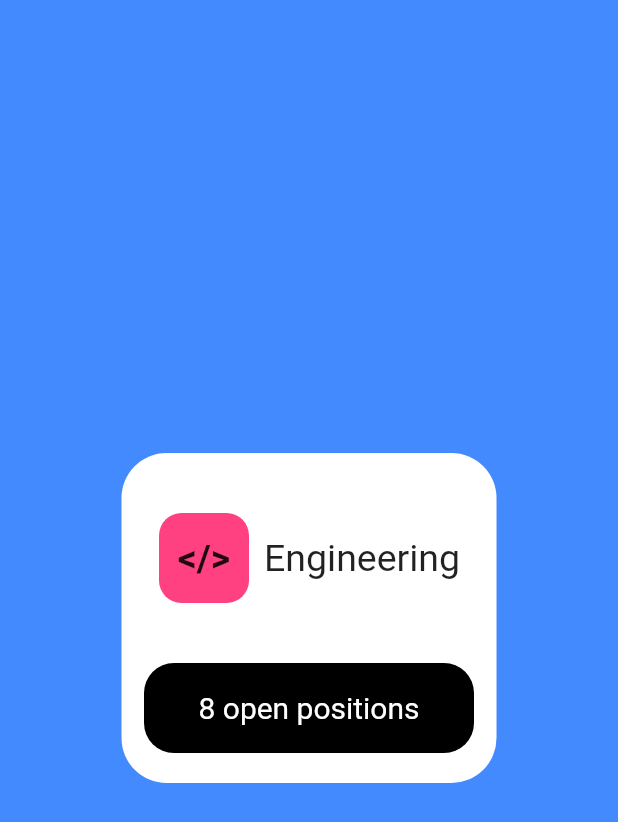
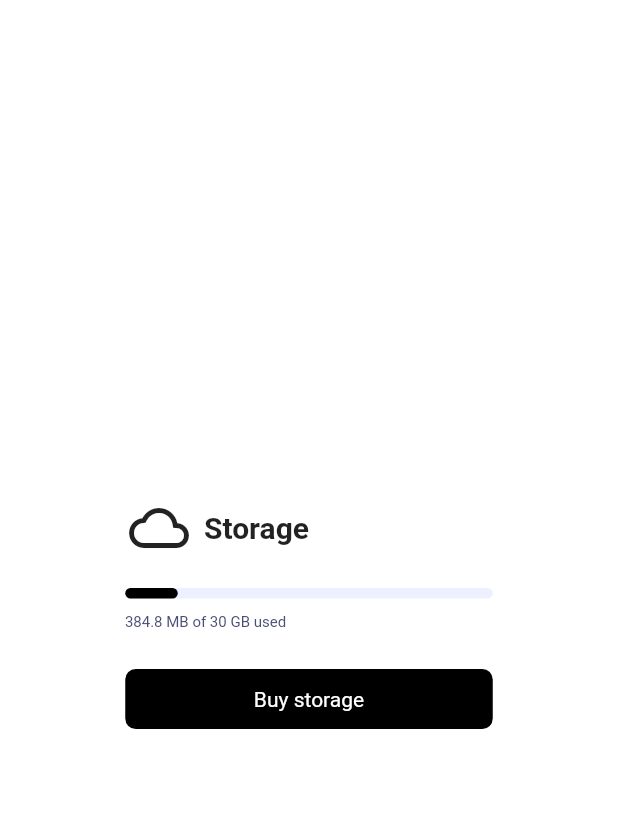
Before and after one commit to cosmicSigma/flutter_application_3, a Flutter app: the screen it shows after launch, on a phone screen of 412 x 824 dp. Shown: the top 822 px of the screen. Run offline on Flutter 3.47's test engine with Material 2 defaults, Android fonts, the phone set to English and light mode, and no system bars.

Commit message:
hometask_!

```diff
--- a/lib/main.dart
+++ b/lib/main.dart
@@ -1,3 +1,5 @@
+import 'dart:math';
+
 import 'package:flutter/material.dart';
 import 'package:flutter/cupertino.dart';
 
@@ -23,73 +25,108 @@ class Lesson extends StatelessWidget {
   @override
   Widget build(BuildContext context) {
     return Scaffold(
-      backgroundColor: Colors.blueAccent,
+      backgroundColor: Colors.white30,
       body: Center(
         child: DecoratedBox(
           decoration: BoxDecoration(
-            color: Colors.white,
-            borderRadius: BorderRadius.circular(30),
+            color: Colors.white54,
+            borderRadius: BorderRadius.circular(30)
             ),
             child: SizedBox(
-            height: 220,
-            width: 250,
+              height: 250,
+              width: 350,
+              child: Padding(
+                padding: const EdgeInsets.all(25),
+                child: DecoratedBox(
+                  decoration: BoxDecoration(
+                    color: Colors.white,
+                    borderRadius: BorderRadius.circular(20)
+                  ),
+                  child: SizedBox(
                     child: Column(
                       children: [
                         Padding(
-                  padding: EdgeInsets.only(top: 40, left: 25),
+                          padding: const EdgeInsets.only(top: 20, left: 30),
                           child: Row(
-                    children: [
-                      SizedBox(
-                        height: 60,
-                        width: 60,
-                        child: DecoratedBox(
-                          decoration: BoxDecoration(
-                            color: Colors.pinkAccent,
-                            borderRadius: BorderRadius.circular(15)
+                            children: const [
+                              Icon(
+                                Icons.cloud_outlined,
+                                size: 40,
                                 ),
-                            child: Center(child: Text("</>",style: TextStyle(fontWeight: FontWeight.bold, fontSize: 25),)),
-                          ),
-
-                      ),
-                      const Padding(
+                              Padding(
                                 padding: EdgeInsets.only(left: 10),
                                 child: Text(
-                          "Engineering",
+                                  "Storage",
                                   style: TextStyle(
-                            fontSize: 25
+                                    fontSize: 20,
+                                    fontWeight: FontWeight.bold
                                   ),
                                   ),
-                      )
-                    ]
+                              ),
+                            ],
                           ),
                         ),
                         Padding(
-                    padding: EdgeInsets.only(top: 40),
+                          padding: const EdgeInsets.only(top: 20, bottom: 10,),
+                          child: DecoratedBox(
+                                  decoration: BoxDecoration(
+                                    color: Color(0xffEDF1FF),
+                                    borderRadius: BorderRadius.circular(50)
+                                    ),
+                                  child: SizedBox(
+                                    height: 7,
+                                    width: 245,
+                                    child: Padding(
+                                      padding: const EdgeInsets.only(right: 210),
                                       child: DecoratedBox(
                                         decoration: BoxDecoration(
                                           color: Colors.black,
-                        borderRadius: BorderRadius.circular(20)
+                                          borderRadius: BorderRadius.circular(50)
                                         ),
-                      child: SizedBox(
-                        height: 60,
-                        width: 220,
-                        child: Align(
-                          alignment: Alignment.center,
-                          child: Text(
-                            "8 open positions",
-                            style: TextStyle(
-                              color: Colors.white,
-                              fontSize: 20
+                                        child: const SizedBox(
+                                          height: 7,
+                                          width: 24.5,
                                         ),
                                         ),
                                     ),
                                   ),
+                                ),
+                        ),
+                        const Padding(
+                          padding: EdgeInsets.only(bottom: 25, right: 138),
+                          child: Text(
+                            "384.8 MB of 30 GB used",
+                            style: TextStyle(
+                              color: Color(0xff494E76),
+                              fontSize: 10
+                            ),
+                            ),
+                        ),
+                          DecoratedBox(
+                            decoration: BoxDecoration(
+                              color: Colors.black,
+                              borderRadius: BorderRadius.circular(7)
+                            ),
+                            child: const SizedBox(
+                              height: 40,
+                              width: 245,
+                              child: Center(
+                                child: Text(
+                                  "Buy storage",
+                                  style: TextStyle(
+                                    color: Colors.white
+                                  ),
                                 )
+                                ),
+                              ),
                             )
                       ],
-              )
                     ),
-          )
+                  ),
+                  ),
+              ),
+            ),
+          ),
       ),
     );
   }
```
Lines whose indentation alone changed are shown as unchanged.
